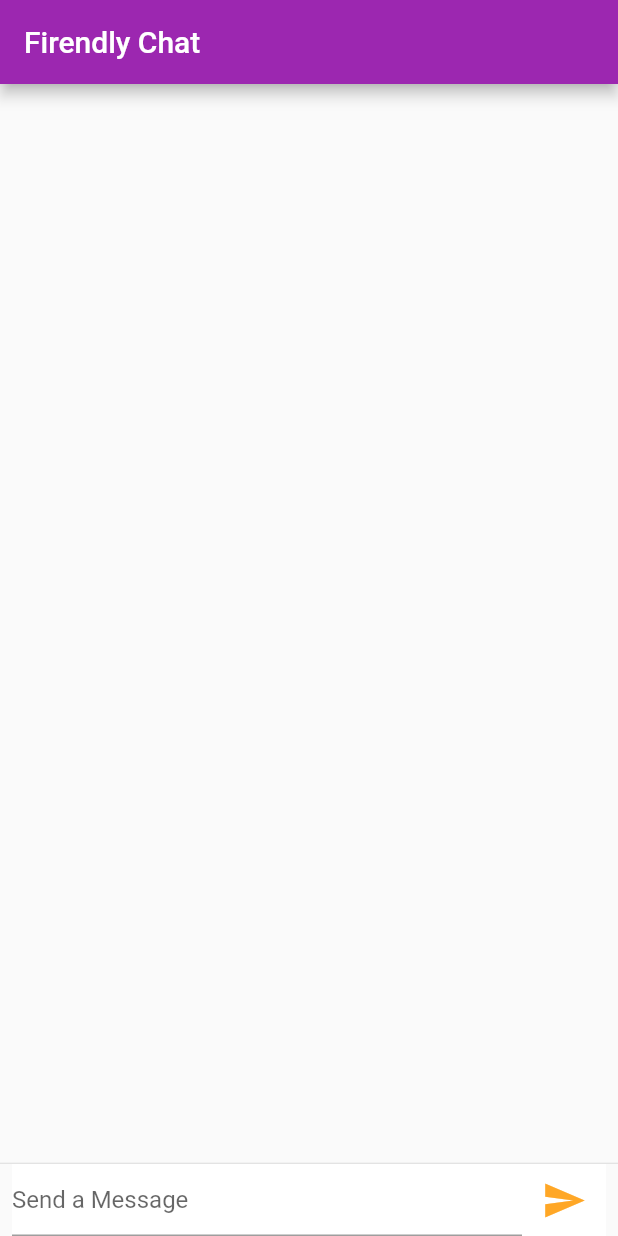
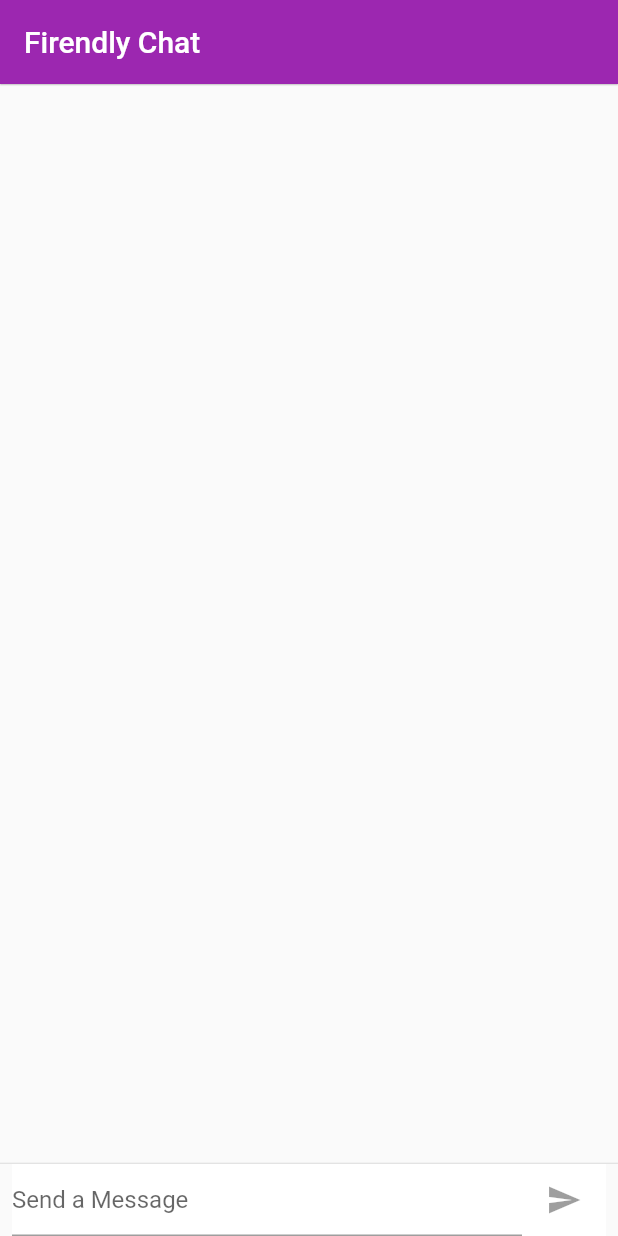
Before and after one commit to zainab90/flutter-code_labs, a Flutter app: the screen it shows after launch, on a phone screen of 412 x 824 dp. Run offline on Flutter 3.47's test engine with Material 2 defaults, Android fonts, the phone set to English and light mode, and no system bars.

Commit message:
Make Send Button context aware

```diff
--- a/lib/Friendly Chat/UI/home.dart
+++ b/lib/Friendly Chat/UI/home.dart
@@ -1,3 +1,4 @@
+import 'package:flutter/cupertino.dart';
 import 'package:flutter/material.dart';
 import 'package:code_labs/Friendly Chat/UI/chat_messages.dart';
 
@@ -9,19 +10,28 @@ class ChatScreen extends StatefulWidget{
   State<StatefulWidget> createState() {
     return new StateOfChatScreen();
   }
-
 }
 
 class StateOfChatScreen extends State<ChatScreen> with TickerProviderStateMixin{
   TextEditingController _textEditingController = new TextEditingController();
   List<ChatMessages> _messagesList =<ChatMessages>[];
+  bool _isComposing=false;
+
   @override
   Widget build(BuildContext context) {
     return new Scaffold(
       appBar: AppBar(
         title: Text('Firendly Chat'),
+        elevation: Theme.of(context).platform==TargetPlatform.iOS?0.0:0.4,
       ),
-      body:  new Column(                                        //modified
+      body:  Container(
+
+        decoration: Theme.of(context).platform==TargetPlatform.iOS ? BoxDecoration(
+          border: Border(top: BorderSide(color: Colors.grey[200]))
+        ) : null,
+
+
+        child: new Column(                                        //modified
           children: <Widget>[                                         //new
             new Flexible(                                             //new
               child: new ListView.builder(                            //new
@@ -31,12 +41,14 @@ class StateOfChatScreen extends State<ChatScreen> with TickerProviderStateMixin{
                 itemCount: _messagesList.length,                          //new
               ),                                                      //new
             ),
+
             Divider(height: 1.0,),
+
+
               Container(
                 decoration: BoxDecoration(
                   color: Theme.of(context).cardColor,
                 ),
-
                 alignment: Alignment.bottomCenter,
                 margin:EdgeInsets.symmetric(horizontal: 8.0) ,
                 child: new Row(
@@ -44,15 +56,30 @@ class StateOfChatScreen extends State<ChatScreen> with TickerProviderStateMixin{
                     Flexible(
                         child: TextField(decoration: InputDecoration(hintText: 'Send a Message'),
                             controller: _textEditingController,
-                          onSubmitted: _handleSubmitted
+                            onSubmitted: _handleSubmitted,
+                          onChanged: (String myText){
+                          setState(() {
+                            _isComposing= myText.length>0;
+                          });
+                          },
                         )
                     ),
                     Container(
                       margin: new EdgeInsets.symmetric(horizontal: 4.0),
-                    child:  IconButton(
-                      icon: Icon(Icons.send, color: Colors.orange.shade400, size: 30.0,),
-                      onPressed: ()=> _handleSubmitted(_textEditingController.text.toString()),
-                    ),
+                      child:  Theme.of(context).platform == TargetPlatform.iOS ?  //modified
+                      new CupertinoButton(                                       //new
+                        child: new Text("Send"),                                 //new
+                        onPressed: _isComposing                                  //new
+                            ? () =>  _handleSubmitted(_textEditingController.text)      //new
+                            : null,) :                                           //new
+                      new IconButton(                                            //modified
+                        icon: new Icon(Icons.send),
+                        color: Theme.of(context).accentColor,
+                        onPressed: _isComposing ?
+                            () =>  _handleSubmitted(_textEditingController.text) : null,
+                      )
+
+
                     )
 
                   ],
@@ -60,15 +87,22 @@ class StateOfChatScreen extends State<ChatScreen> with TickerProviderStateMixin{
               ),
             ],
           ),
+      ),
 
     );
   }
 
+
   void _handleSubmitted(String text){
     _textEditingController.clear();
+
+    setState(() {                                                    //new
+      _isComposing = false;                                          //new
+    });
+
+
     // send text to ChatMessages class, then add list item to widget
     ChatMessages newMessage= new ChatMessages(text: text,
-
     animationController: new AnimationController(vsync: this, duration: new Duration(milliseconds: 1000)),
     );
 
```
Also changed, not shown: lib/Friendly Chat/UI/chat_messages.dart (+8 -2 lines), lib/main.dart (+16 -4 lines). Lines whose indentation alone changed are shown as unchanged.
